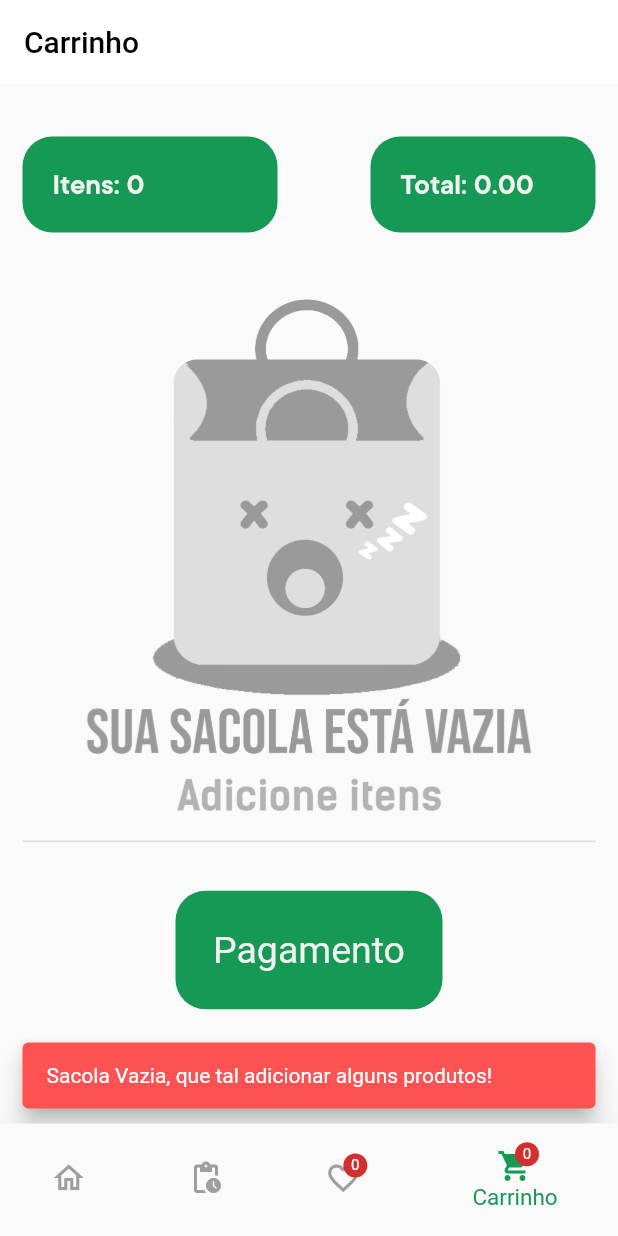
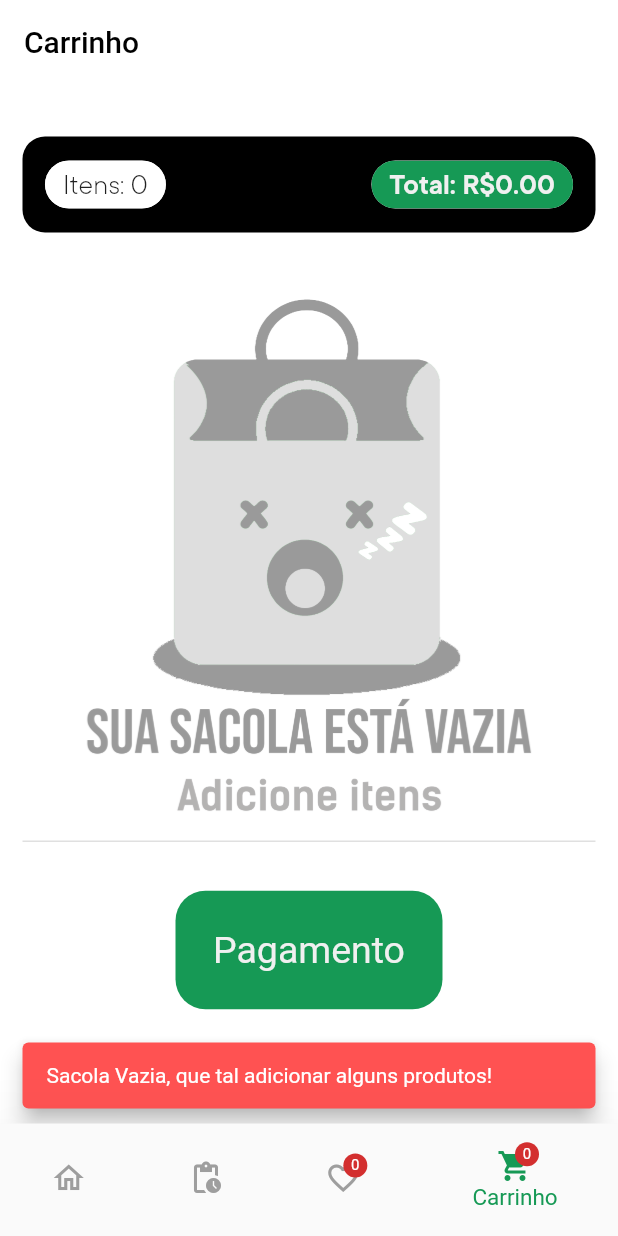
Before and after one commit to marcelooo616/drop-tennis-store, a Flutter app: the screen it shows after launch, item 4 of the bottom bar chosen, after a tap on "Pagamento", on a phone screen of 412 x 824 dp. Run offline on Flutter 3.47's test engine with Material 2 defaults, Android fonts, the phone set to English and light mode, and no system bars; our stand-ins replace carousel_slider, faker; accounts and stored records are empty; network calls fail.

```diff
--- a/lib/src/ui/pages/cart_page.dart
+++ b/lib/src/ui/pages/cart_page.dart
@@ -4,6 +4,7 @@ import 'package:untitled/src/model/cart/cart_state.dart';
 import 'package:untitled/src/model/entities/item.dart';
 import 'package:untitled/src/ui/widget/widget_card_item_cart.dart';
 import 'package:untitled/src/util/color/paleta_de_cores.dart';
+import 'package:untitled/src/validation/validation.dart';
 
 class CartPage extends StatefulWidget {
   const CartPage({Key? key}) : super(key: key);
@@ -16,15 +17,16 @@ class _CartPageState extends State<CartPage> {
   @override
   Widget build(BuildContext context) {
     final provider = Provider.of<CartState>(context);
-    final List<Item> listaProduto =provider.items == null ? [] : provider.items;
+    final List<Item> listaProduto = provider.items == null ? [] : provider.items;
+    Validacao validacao = Validacao();
 
     return Scaffold(
+      backgroundColor: PaletaDeCores.backgroundColorPrimary,
       appBar: AppBar(
         elevation: 0,
         title: Text('Carrinho'),
       ),
-      body: OrientationBuilder(
-        builder: (context, orientation) {
+      body: OrientationBuilder(builder: (context, orientation) {
         final bool isLandscape = orientation == Orientation.landscape;
         final EdgeInsets padding = isLandscape
             ? EdgeInsets.symmetric(horizontal: 100)
@@ -36,50 +38,43 @@ class _CartPageState extends State<CartPage> {
               children: [
                 Padding(
                   padding: const EdgeInsets.only(top: 35, bottom: 35),
+                  child: Container(
+                    padding: const EdgeInsets.symmetric(horizontal: 15, vertical: 8),
+                    decoration: BoxDecoration(
+                      color: Colors.black,
+                      borderRadius: BorderRadius.circular(15)
+                    ),
+
                     child: Row(
                       mainAxisAlignment: MainAxisAlignment.spaceBetween,
                       children: [
-                        Flexible(
-                          flex: 1,
-                          child: Container(
-                            constraints: BoxConstraints(minWidth: 170),
-                            padding: EdgeInsets.all(20),
-                            decoration: BoxDecoration(
-                                borderRadius: BorderRadius.circular(20),
-                                color: PaletaDeCores.corComplementarPrimaria),
-                            child: Text(
+                        Chip(
+                            backgroundColor: PaletaDeCores.backgroundColorPrimary,
+                            label: Text(
                               'Itens: ${listaProduto.length}',
+                              style: TextStyle(
+                                  fontFamily: 'Commons_light',
+                                  fontSize: 20,
+                                  ),
+                            )),
+                        SizedBox(width: 20),
+                        Chip(
+                            backgroundColor: PaletaDeCores.corComplementarPrimaria,
+                            label: Text(
+                              'Total: R\$${provider.calcularTotalCart()}',
                               style: TextStyle(
                                   fontFamily: 'Commons',
                                   fontSize: 20,
                                   color: PaletaDeCores.backgroundColorSecundary),
+                            )),
+                      ],
                     ),
                   ),
                 ),
-                        SizedBox(width: 20),
-                        Flexible(
-                          flex: 1,
-                          child: Container(
-                            constraints: BoxConstraints(minWidth: 150),
-                            padding: EdgeInsets.all(20),
-                            decoration: BoxDecoration(
-                                borderRadius: BorderRadius.circular(20),
-                                color: PaletaDeCores.corComplementarPrimaria),
-                            child: Text(
-                              'Total: ${provider.calcularTotalCart()}',
-                              style: TextStyle(
-                                  fontFamily: 'Commons',
-                                  fontSize: 20,
-                                  color: PaletaDeCores.backgroundColorSecundary),
-                            ),
-                          ),
-                        ),
-                      ],
-                    ),
-                  ),
+
                 provider.items.length != 0
                     ? Container(
-                    height: 500,
+                        height: 400,
                         child: GridView.builder(
                           padding: const EdgeInsets.all(10),
                           itemCount: listaProduto.length,
@@ -88,7 +83,8 @@ class _CartPageState extends State<CartPage> {
                             value: listaProduto[index],
                             child: CardItemCarrinho(isRemove: true),
                           ),
-                      gridDelegate: SliverGridDelegateWithFixedCrossAxisCount(
+                          gridDelegate:
+                              SliverGridDelegateWithFixedCrossAxisCount(
                             crossAxisCount: 1,
                             mainAxisExtent: 225,
                           ),
@@ -107,10 +103,7 @@ class _CartPageState extends State<CartPage> {
                       provider.saveCart();
                       Navigator.pushNamed(context, '/pagamento_page');
                     } else {
-                        exibirSnackbar(
-                            context,
-                            'Sacola Vazia, que tal adicionar alguns produtos!',
-                            Colors.redAccent);
+                      validacao.onFail(context, 'Sacola Vazia, que tal adicionar alguns produtos!');
                     }
                   },
                   child: Container(
@@ -131,18 +124,8 @@ class _CartPageState extends State<CartPage> {
             ),
           ),
         );
-        }
-      ),
+      }),
     );
   }
-  void exibirSnackbar(BuildContext context, String mensagem, Color color) {
-    ScaffoldMessenger.of(context).showSnackBar(
-      SnackBar(
-        behavior: SnackBarBehavior.floating,
-        duration: Duration(seconds: 2),
-        backgroundColor: color,
-        content: Text(mensagem),
-      ),
-    );
+
 }
-}
--- a/lib/src/ui/pages/home_page.dart
+++ b/lib/src/ui/pages/home_page.dart
@@ -9,7 +9,6 @@ import 'package:untitled/src/ui/widget/widget_carrousel_logo_marcas.dart';
 import 'package:untitled/src/ui/widget/widget_row_lista_items.dart';
 import 'package:untitled/src/util/color/paleta_de_cores.dart';
 import 'package:untitled/src/util/icons/shop_icons.dart';
-import 'package:marquee_widget/marquee_widget.dart';
 
 class HomePage extends StatefulWidget {
 
--- a/lib/src/validation/validation_credit_card.dart
+++ b/lib/src/validation/validation_credit_card.dart
@@ -1,4 +1,5 @@
 class CreditCardValidator {
+
   static bool validateCardNumber(String cardNumber) {
     cardNumber = cardNumber.replaceAll(RegExp(r'\D'), '');
 
```
Also changed, not shown: lib/src/model/cart/cart_state.dart (+3 -4 lines), lib/src/ui/pages/pagamento_page.dart (+15 -19 lines), lib/src/ui/widget/widget_button_metodo_de_pagamento.dart (+6 -6 lines), lib/src/ui/widget/widget_cartao_de_credito.dart (+35 -10 lines). Lines whose indentation alone changed are shown as unchanged.
